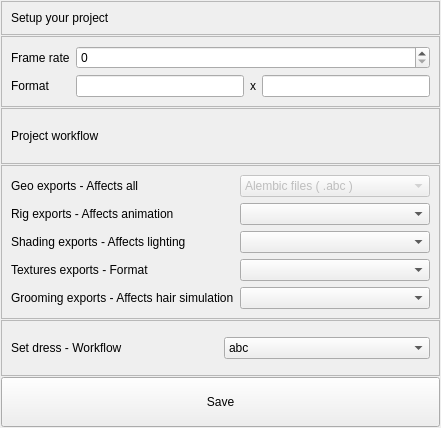
Before: the Qt Designer form App/work/ui_files/workflow.ui in Wizard-collab/Wizard, drawn with Qt 5.
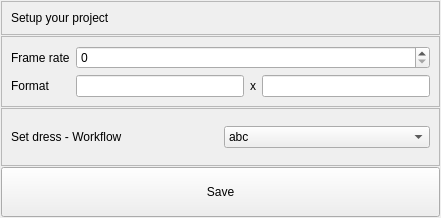
After: the same form once the commit is applied.

Patch:
```diff
--- a/App/work/ui_files/workflow.ui
+++ b/App/work/ui_files/workflow.ui
@@ -7,7 +7,7 @@
     <x>0</x>
     <y>0</y>
     <width>441</width>
-    <height>428</height>
+    <height>218</height>
    </rect>
   </property>
   <property name="windowTitle">
@@ -106,103 +106,6 @@
      </layout>
     </widget>
    </item>
-   <item>
-    <widget class="QFrame" name="frame_5">
-     <property name="frameShape">
-      <enum>QFrame::StyledPanel</enum>
-     </property>
-     <property name="frameShadow">
-      <enum>QFrame::Raised</enum>
-     </property>
-     <layout class="QVBoxLayout" name="verticalLayout_4">
-      <item>
-       <widget class="QLabel" name="label_11">
-        <property name="text">
-         <string>Project workflow</string>
-        </property>
-       </widget>
-      </item>
-     </layout>
-    </widget>
-   </item>
-   <item>
-    <widget class="QFrame" name="frame_2">
-     <property name="frameShape">
-      <enum>QFrame::StyledPanel</enum>
-     </property>
-     <property name="frameShadow">
-      <enum>QFrame::Raised</enum>
-     </property>
-     <layout class="QVBoxLayout" name="verticalLayout_3">
-      <item>
-       <layout class="QFormLayout" name="formLayout">
-        <item row="1" column="0">
-         <widget class="QLabel" name="label_2">
-          <property name="text">
-           <string>Rig exports - Affects animation</string>
-          </property>
-         </widget>
-        </item>
-        <item row="1" column="1">
-         <widget class="QComboBox" name="rig_ex_comboBox"/>
-        </item>
-        <item row="2" column="0">
-         <widget class="QLabel" name="label_3">
-          <property name="text">
-           <string>Shading exports - Affects lighting</string>
-          </property>
-         </widget>
-        </item>
-        <item row="2" column="1">
-         <widget class="QComboBox" name="shading_ex_comboBox"/>
-        </item>
-        <item row="3" column="0">
-         <widget class="QLabel" name="label_4">
-          <property name="text">
-           <string>Textures exports - Format</string>
-          </property>
-         </widget>
-        </item>
-        <item row="3" column="1">
-         <widget class="QComboBox" name="textures_ex_comboBox"/>
-        </item>
-        <item row="4" column="0">
-         <widget class="QLabel" name="label_5">
-          <property name="text">
-           <string>Grooming exports - Affects hair simulation</string>
-          </property>
-         </widget>
-        </item>
-        <item row="4" column="1">
-         <widget class="QComboBox" name="hair_ex_comboBox"/>
-        </item>
-        <item row="0" column="1">
-         <widget class="QComboBox" name="geo_ex_comboBox">
-          <property name="enabled">
-           <bool>false</bool>
-          </property>
-          <property name="editable">
-           <bool>false</bool>
-          </property>
-          <item>
-           <property name="text">
-            <string>Alembic files ( .abc )</string>
-           </property>
-          </item>
-         </widget>
-        </item>
-        <item row="0" column="0">
-         <widget class="QLabel" name="label_6">
-          <property name="text">
-           <string>Geo exports - Affects all</string>
-          </property>
-         </widget>
-        </item>
-       </layout>
-      </item>
-     </layout>
-    </widget>
-   </item>
    <item>
     <widget class="QFrame" name="frame_3">
      <property name="frameShape">
```
